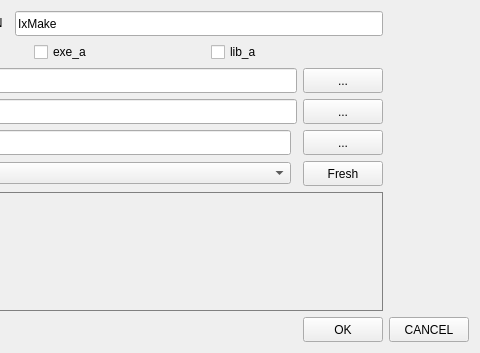
This is MakeProject/MakeProject.ui in CrackDoc/MakeProject as Qt 5 draws it before an edit; both pictures show x 261 to 741 and y 0 to 353 of the 741 by 353 pixel window. The edited form follows.
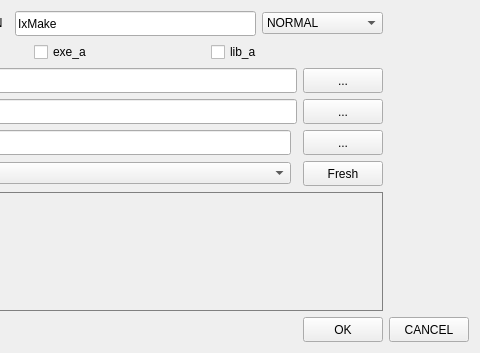
This is the edited form.

What changed in the file:
```diff
--- a/MakeProject/MakeProject.ui
+++ b/MakeProject/MakeProject.ui
@@ -266,6 +266,20 @@
        </property>
       </widget>
      </item>
+     <item>
+      <widget class="QComboBox" name="OptionCheckBox">
+       <item>
+        <property name="text">
+         <string>NORMAL</string>
+        </property>
+       </item>
+       <item>
+        <property name="text">
+         <string>QT_GUI_CLASS</string>
+        </property>
+       </item>
+      </widget>
+     </item>
     </layout>
    </item>
    <item row="1" column="0">
```
